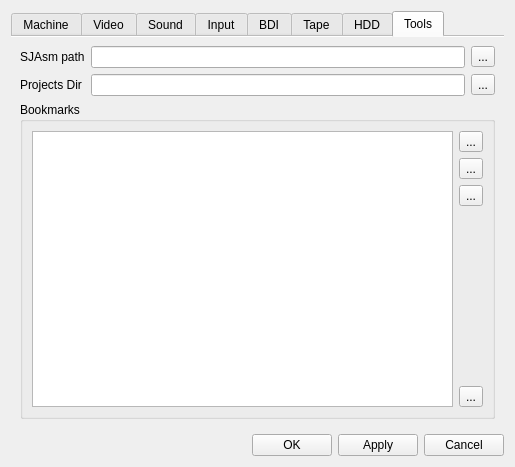
Old version of the form ui/setupwin.ui in the repository samstyle/Xpeccy.
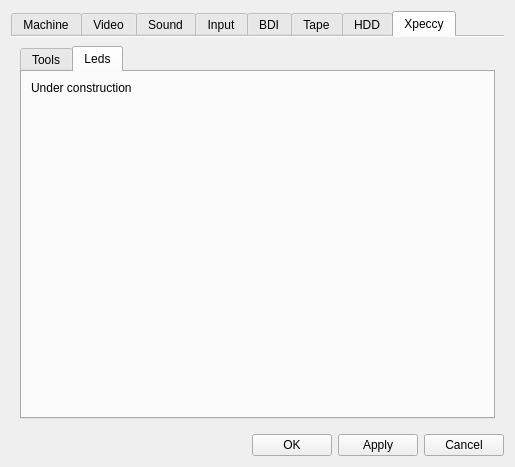
New version of the form. The open tabs and pages were chosen to show the change. Icons and pictures are not drawn.

Patch:
```diff
--- a/ui/setupwin.ui
+++ b/ui/setupwin.ui
@@ -6,8 +6,8 @@
    <rect>
     <x>0</x>
     <y>0</y>
-    <width>505</width>
-    <height>449</height>
+    <width>507</width>
+    <height>451</height>
    </rect>
   </property>
   <property name="sizePolicy">
@@ -2277,14 +2277,27 @@
        </widget>
        <widget class="QWidget" name="tab6">
         <attribute name="icon">
-         <iconset>
-          <normalon>:/images/other.png</normalon>
-         </iconset>
+         <iconset resource="../xpeccy.qrc">
+          <normaloff>:/images/logo.png</normaloff>:/images/logo.png</iconset>
+        </attribute>
+        <attribute name="title">
+         <string>Xpeccy</string>
+        </attribute>
+        <layout class="QVBoxLayout" name="verticalLayout_33">
+         <item>
+          <widget class="QTabWidget" name="tabWidget">
+           <property name="currentIndex">
+            <number>0</number>
+           </property>
+           <widget class="QWidget" name="tab_5">
+            <attribute name="icon">
+             <iconset resource="../xpeccy.qrc">
+              <normaloff>:/images/other.png</normaloff>:/images/other.png</iconset>
         </attribute>
         <attribute name="title">
          <string>Tools</string>
         </attribute>
-        <layout class="QVBoxLayout" name="verticalLayout_16">
+            <layout class="QVBoxLayout" name="verticalLayout_32">
          <item>
           <layout class="QGridLayout" name="gridLayout_7">
            <item row="0" column="0">
@@ -2456,6 +2469,41 @@
              </layout>
             </item>
            </layout>
+              </widget>
+             </item>
+            </layout>
+           </widget>
+           <widget class="QWidget" name="tab_6">
+            <attribute name="icon">
+             <iconset resource="../xpeccy.qrc">
+              <normaloff>:/images/lamp.png</normaloff>:/images/lamp.png</iconset>
+            </attribute>
+            <attribute name="title">
+             <string>Leds</string>
+            </attribute>
+            <layout class="QVBoxLayout" name="verticalLayout_16">
+             <item>
+              <widget class="QLabel" name="label_38">
+               <property name="text">
+                <string>Under construction</string>
+               </property>
+              </widget>
+             </item>
+             <item>
+              <spacer name="verticalSpacer_14">
+               <property name="orientation">
+                <enum>Qt::Vertical</enum>
+               </property>
+               <property name="sizeHint" stdset="0">
+                <size>
+                 <width>20</width>
+                 <height>40</height>
+                </size>
+               </property>
+              </spacer>
+             </item>
+            </layout>
+           </widget>
           </widget>
          </item>
         </layout>
```
Left out of the diff: 2 changed lines with no effect on the pictures. Lines whose indentation alone changed are shown as unchanged.
